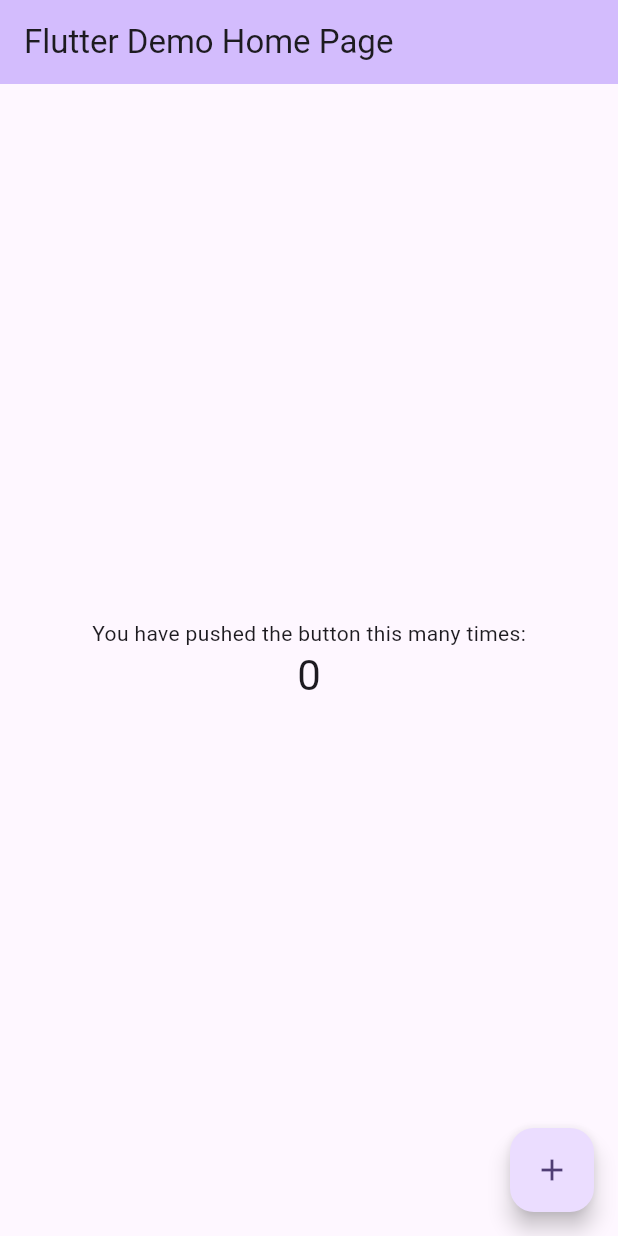
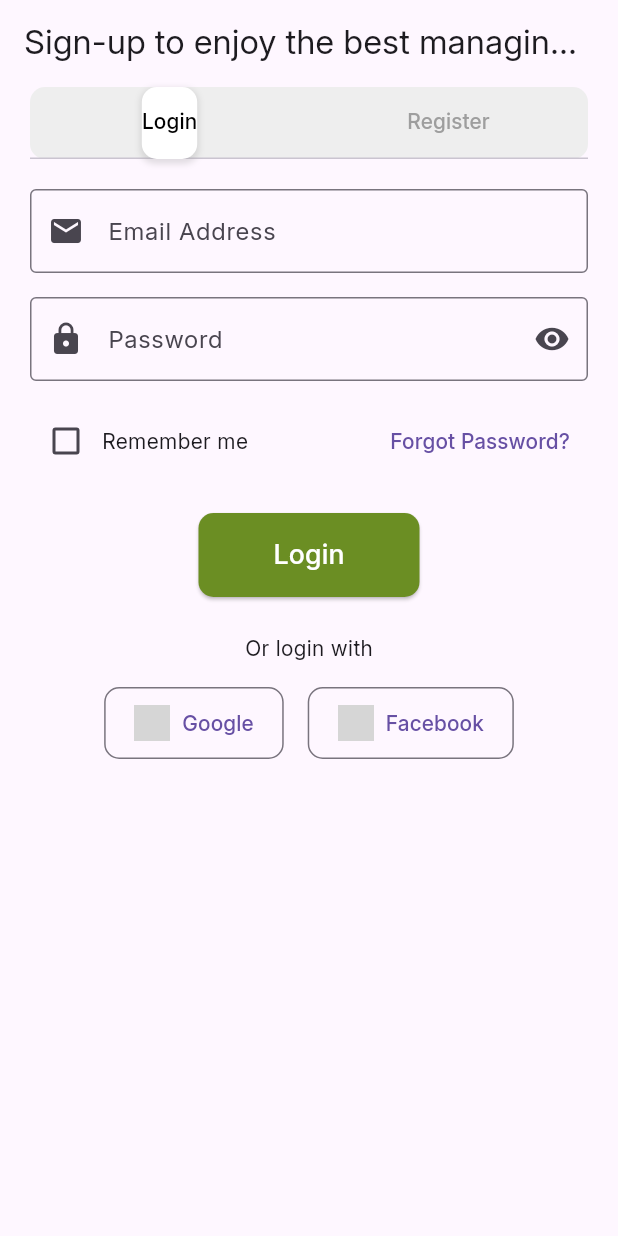
Before and after one commit to tungtrieu0801/MB_chat, a Flutter app: the screen it shows after launch, on a phone screen of 412 x 824 dp. Run offline on Flutter 3.47's test engine with Material 3 defaults, Android fonts, the phone set to English and light mode, and no system bars; our stand-ins replace dio, equatable, flutter_bloc, flutter_screenutil, go_router; grey boxes are pictures that could not be loaded.

Commit message:
feat:add auth screen

```diff
--- /dev/null
+++ b/lib/constants/api_endpoint.dart
@@ -0,0 +1,3 @@
+class ApiEndpoint {
+  static const String baseUrl = 'http://20.255.156.113:3000';
+}
--- /dev/null
+++ b/lib/core/router/app_router.dart
@@ -0,0 +1,25 @@
+import 'package:flutter/material.dart';
+import 'package:go_router/go_router.dart';
+import 'package:mobile_trip_togethor/features/auth/presentation/screens/auth_screen.dart';
+import 'package:mobile_trip_togethor/features/chat/presentation/screens/chat_screen.dart';
+
+final GoRouter router = GoRouter(
+  initialLocation: '/',
+  routes: [
+    GoRoute(
+      path: '/chat',
+      builder: (context, state) => ChatScreen(),
+    ),
+    GoRoute(
+      path: '/',
+      builder: (context, state) => AuthScreen(),
+    ),
+    // GoRoute(
+    //   path: '/detail/:id',
+    //   builder: (context, state) {
+    //     final id = state.pathParameters['id'];
+    //     return DetailScreen(id: id);
+    //   },
+    // ),
+  ],
+);
--- /dev/null
+++ b/lib/features/auth/presentation/screens/auth_screen.dart
@@ -0,0 +1,73 @@
+import 'package:flutter/material.dart';
+import 'package:flutter_screenutil/flutter_screenutil.dart';
+import 'package:mobile_trip_togethor/features/auth/presentation/screens/login_widget.dart';
+import 'package:mobile_trip_togethor/features/auth/presentation/screens/register_widget.dart';
+class AuthScreen extends StatefulWidget {
+  const AuthScreen({super.key});
+
+  @override
+  State<AuthScreen> createState() => _AuthScreenState();
+}
+
+class _AuthScreenState extends State<AuthScreen> with SingleTickerProviderStateMixin{
+  late TabController _tabController;
+
+  @override
+  void initState() {
+    super.initState();
+    _tabController = TabController(length: 2, vsync: this, initialIndex: 0);
+  }
+
+  @override
+  void dispose() {
+    _tabController.dispose();
+    super.dispose();
+  }
+
+  @override
+  Widget build(BuildContext context) {
+    return Scaffold(
+      appBar: AppBar(
+        title: const Text("Sign-up to enjoy the best managing experience"),
+        bottom: PreferredSize(
+          preferredSize: Size.fromHeight(50.0),
+          child: Container(
+            margin: EdgeInsets.symmetric(horizontal: 20),
+            decoration: BoxDecoration(
+              color: Colors.grey[200],
+              borderRadius: BorderRadius.circular(10)
+            ),
+            child: TabBar(
+              controller: _tabController,
+              indicator: BoxDecoration(
+                color: Colors.white,
+                borderRadius: BorderRadius.circular(10),
+                boxShadow: [
+                  BoxShadow(
+                    color: Colors.grey.withOpacity(0.3),
+                    spreadRadius: 1,
+                    blurRadius: 3,
+                    offset: Offset(0, 2),
+                  ),
+                ],
+              ),
+              labelColor: Colors.black,
+              unselectedLabelColor: Colors.grey,
+              tabs: [
+                Tab(text: 'Login',),
+                Tab(text: 'Register',)
+              ],
+            ),
+          ),
+        ),
+      ),
+      body: TabBarView(
+        controller: _tabController,
+        children: [
+          LoginPage(),
+          RegisterPage()
+        ],
+      ),
+    );
+  }
+}
--- /dev/null
+++ b/lib/features/auth/presentation/screens/login_widget.dart
@@ -0,0 +1,90 @@
+import 'package:flutter/material.dart';
+
+class LoginPage extends StatelessWidget {
+  const LoginPage({super.key});
+
+  @override
+  Widget build(BuildContext context) {
+    return Center(
+      child: Padding(
+        padding: const EdgeInsets.all(20.0),
+        child: Column(
+          children: [
+            // Các trường nhập liệu và nút Login như trong ảnh
+            const TextField(
+              decoration: InputDecoration(
+                labelText: 'Email Address',
+                prefixIcon: Icon(Icons.email),
+                border: OutlineInputBorder(),
+              ),
+            ),
+            const SizedBox(height: 16),
+            const TextField(
+              obscureText: true,
+              decoration: InputDecoration(
+                labelText: 'Password',
+                prefixIcon: Icon(Icons.lock),
+                suffixIcon: Icon(Icons.visibility),
+                border: OutlineInputBorder(),
+              ),
+            ),
+            const SizedBox(height: 16),
+            Row(
+              children: [
+                Checkbox(value: false, onChanged: (bool? value) {}),
+                const Text('Remember me'),
+                const Spacer(),
+                TextButton(onPressed: () {}, child: const Text('Forgot Password?')),
+              ],
+            ),
+            const SizedBox(height: 24),
+            ElevatedButton(
+              onPressed: () {
+                // Xử lý Login
+              },
+              style: ElevatedButton.styleFrom(
+                backgroundColor: const Color(0xFF6B8E23), // Màu xanh như trong ảnh
+                padding: const EdgeInsets.symmetric(horizontal: 50, vertical: 15),
+                shape: RoundedRectangleBorder(
+                  borderRadius: BorderRadius.circular(10),
+                ),
+              ),
+              child: const Text('Login', style: TextStyle(color: Colors.white, fontSize: 18)),
+            ),
+            const SizedBox(height: 24),
+            const Text('Or login with'),
+            const SizedBox(height: 16),
+            Row(
+              mainAxisAlignment: MainAxisAlignment.center,
+              children: [
+                OutlinedButton.icon(
+                  onPressed: () {},
+                  icon: Image.asset('assets/google_logo.png', height: 24), // Thay bằng icon Google thực tế
+                  label: const Text('Google'),
+                  style: OutlinedButton.styleFrom(
+                    padding: const EdgeInsets.symmetric(horizontal: 20, vertical: 12),
+                    shape: RoundedRectangleBorder(
+                      borderRadius: BorderRadius.circular(10),
+                    ),
+                  ),
+                ),
+                const SizedBox(width: 16),
+                OutlinedButton.icon(
+                  onPressed: () {},
+                  icon: Image.asset('assets/facebook_logo.png', height: 24), // Thay bằng icon Facebook thực tế
+                  label: const Text('Facebook'),
+                  style: OutlinedButton.styleFrom(
+                    padding: const EdgeInsets.symmetric(horizontal: 20, vertical: 12),
+                    shape: RoundedRectangleBorder(
+                      borderRadius: BorderRadius.circular(10),
+                    ),
+                  ),
+                ),
+              ],
+            ),
+          ],
+        ),
+      ),
+    );
+  }
+}
--- a/lib/features/chat/data/datasource/chat_remote_datasource.dart
+++ b/lib/features/chat/data/datasource/chat_remote_datasource.dart
@@ -1,3 +1,4 @@
+import 'package:dio/dio.dart';
 import 'package:mobile_trip_togethor/features/chat/data/models/chat_message_model.dart';
 
 class ChatRemoteDatasource {
--- a/lib/features/chat/data/repositories/chat_repository_impl.dart
+++ b/lib/features/chat/data/repositories/chat_repository_impl.dart
@@ -10,7 +10,7 @@ class ChatRepositoryImpl implements ChatRepository {
 
   @override
   Future<List<ChatMessage>> getMessage(String roomId) {
-    final models = await remoteDatasource.fetchMessages(roomId);
-    return models.map((m) => m).toList();
+    // TODO: implement getMessage
+    throw UnimplementedError();
   }
 }
--- a/lib/features/chat/domain/entities/chat_message.dart
+++ b/lib/features/chat/domain/entities/chat_message.dart
@@ -7,5 +7,5 @@ class ChatMessage {
     required this.id,
     required this.content,
     required this.senderId
-  })
+  }) {}
 }
--- a/lib/features/chat/domain/usecases/fetch_message_usercase.dart
+++ b/lib/features/chat/domain/usecases/fetch_message_usercase.dart
@@ -1,10 +1,10 @@
 import 'package:mobile_trip_togethor/features/chat/domain/entities/chat_message.dart';
 import 'package:mobile_trip_togethor/features/chat/domain/repositories/chat_repository.dart';
 
-class FetchMessageUsercase {
+class FetchMessagesUseCase {
   final ChatRepository repository;
 
-  FetchMessageUsercase(this.repository);
+  FetchMessagesUseCase(this.repository);
 
   Future<List<ChatMessage>> call(String roomId) {
     return repository.getMessage(roomId);
--- a/lib/features/chat/presentation/bloc/chat_state.dart
+++ b/lib/features/chat/presentation/bloc/chat_state.dart
@@ -1,5 +1,5 @@
 import 'package:equatable/equatable.dart';
-import '../../../domain/entities/chat_message.dart';
+import 'package:mobile_trip_togethor/features/chat/domain/entities/chat_message.dart';
 
 abstract class ChatState extends Equatable {
   const ChatState();
--- a/lib/main.dart
+++ b/lib/main.dart
@@ -1,4 +1,6 @@
 import 'package:flutter/material.dart';
+import 'package:flutter_screenutil/flutter_screenutil.dart';
+import 'package:mobile_trip_togethor/core/router/app_router.dart';
 
 void main() {
   runApp(const MyApp());
@@ -10,113 +12,17 @@ class MyApp extends StatelessWidget {
   // This widget is the root of your application.
   @override
   Widget build(BuildContext context) {
-    return MaterialApp(
-      title: 'Flutter Demo',
-      theme: ThemeData(
-        // This is the theme of your application.
-        //
-        // TRY THIS: Try running your application with "flutter run". You'll see
-        // the application has a purple toolbar. Then, without quitting the app,
-        // try changing the seedColor in the colorScheme below to Colors.green
-        // and then invoke "hot reload" (save your changes or press the "hot
-        // reload" button in a Flutter-supported IDE, or press "r" if you used
-        // the command line to start the app).
-        //
-        // Notice that the counter didn't reset back to zero; the application
-        // state is not lost during the reload. To reset the state, use hot
-        // restart instead.
-        //
-        // This works for code too, not just values: Most code changes can be
-        // tested with just a hot reload.
-        colorScheme: ColorScheme.fromSeed(seedColor: Colors.deepPurple),
-      ),
-      home: const MyHomePage(title: 'Flutter Demo Home Page'),
+    return ScreenUtilInit(
+      designSize: const Size(375, 812),
+      builder: (_, child) {
+        return MaterialApp.router(
+          debugShowCheckedModeBanner: false,
+          theme: ThemeData(
+            fontFamily: 'Inter'
+          ),
+          routerConfig: router,
+        );
+      },
     );
   }
 }
-
-class MyHomePage extends StatefulWidget {
-  const MyHomePage({super.key, required this.title});
-
-  // This widget is the home page of your application. It is stateful, meaning
-  // that it has a State object (defined below) that contains fields that affect
-  // how it looks.
-
-  // This class is the configuration for the state. It holds the values (in this
-  // case the title) provided by the parent (in this case the App widget) and
-  // used by the build method of the State. Fields in a Widget subclass are
-  // always marked "final".
-
-  final String title;
-
-  @override
-  State<MyHomePage> createState() => _MyHomePageState();
-}
-
-class _MyHomePageState extends State<MyHomePage> {
-  int _counter = 0;
-
-  void _incrementCounter() {
-    setState(() {
-      // This call to setState tells the Flutter framework that something has
-      // changed in this State, which causes it to rerun the build method below
-      // so that the display can reflect the updated values. If we changed
-      // _counter without calling setState(), then the build method would not be
-      // called again, and so nothing would appear to happen.
-      _counter++;
-    });
-  }
-
-  @override
-  Widget build(BuildContext context) {
-    // This method is rerun every time setState is called, for instance as done
-    // by the _incrementCounter method above.
-    //
-    // The Flutter framework has been optimized to make rerunning build methods
-    // fast, so that you can just rebuild anything that needs updating rather
-    // than having to individually change instances of widgets.
-    return Scaffold(
-      appBar: AppBar(
-        // TRY THIS: Try changing the color here to a specific color (to
-        // Colors.amber, perhaps?) and trigger a hot reload to see the AppBar
-        // change color while the other colors stay the same.
-        backgroundColor: Theme.of(context).colorScheme.inversePrimary,
-        // Here we take the value from the MyHomePage object that was created by
-        // the App.build method, and use it to set our appbar title.
-        title: Text(widget.title),
-      ),
-      body: Center(
-        // Center is a layout widget. It takes a single child and positions it
-        // in the middle of the parent.
-        child: Column(
-          // Column is also a layout widget. It takes a list of children and
-          // arranges them vertically. By default, it sizes itself to fit its
-          // children horizontally, and tries to be as tall as its parent.
-          //
-          // Column has various properties to control how it sizes itself and
-          // how it positions its children. Here we use mainAxisAlignment to
-          // center the children vertically; the main axis here is the vertical
-          // axis because Columns are vertical (the cross axis would be
-          // horizontal).
-          //
-          // TRY THIS: Invoke "debug painting" (choose the "Toggle Debug Paint"
-          // action in the IDE, or press "p" in the console), to see the
-          // wireframe for each widget.
-          mainAxisAlignment: MainAxisAlignment.center,
-          children: <Widget>[
-            const Text('You have pushed the button this many times:'),
-            Text(
-              '$_counter',
-              style: Theme.of(context).textTheme.headlineMedium,
-            ),
-          ],
-        ),
-      ),
-      floatingActionButton: FloatingActionButton(
-        onPressed: _incrementCounter,
-        tooltip: 'Increment',
-        child: const Icon(Icons.add),
-      ), // This trailing comma makes auto-formatting nicer for build methods.
-    );
-  }
-}
```
Also changed, not shown: lib/features/auth/presentation/screens/register_widget.dart (added, +59 -0 lines), lib/features/chat/presentation/bloc/chat_bloc.dart (+6 -10 lines), lib/features/chat/presentation/screens/chat_screen.dart (+18 -0 lines), pubspec.yaml (+12 -13 lines), assets/fonts/Inter_18pt-Bold.ttf (added), assets/fonts/Inter_18pt-Medium.ttf (added), assets/fonts/Inter_18pt-Regular.ttf (added), assets/fonts/Inter_18pt-SemiBold.ttf (added), pubspec.lock.
